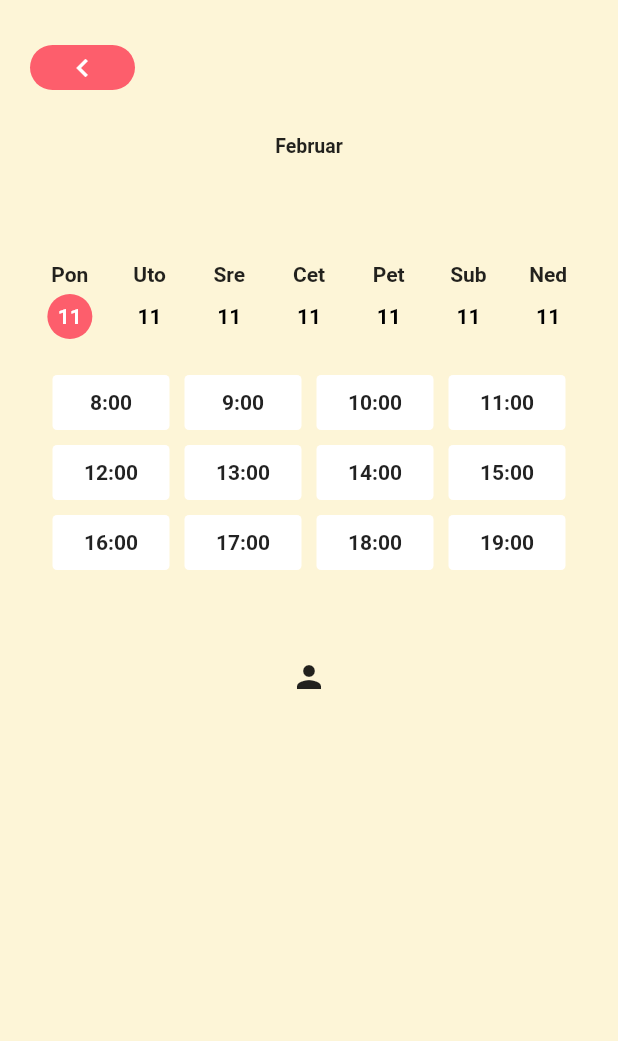
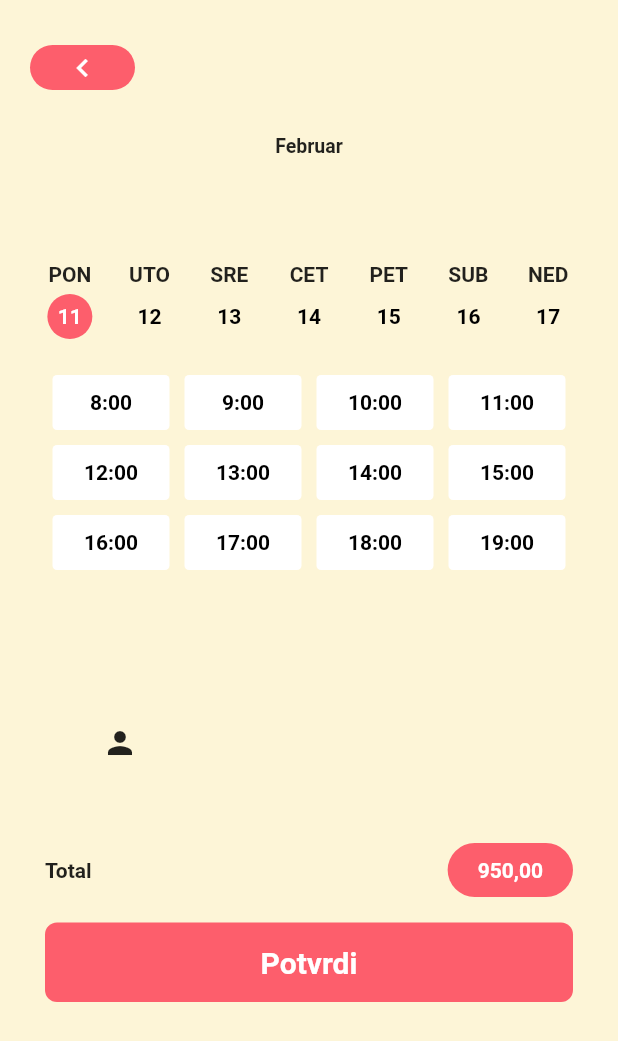
Before and after one commit to UrosSysPro/Saloni-Front, a Flutter app: the CreateOrderPage screen opened directly with empty values, on a phone screen of 412 x 824 dp. Shown: the top 1041 px of the screen. Run offline on Flutter 3.47's test engine with Material 2 defaults, Android fonts, the phone set to English and light mode, and no system bars; our stand-ins replace flutter_map, flutter_secure_storage, jwt_decoder, latlong2; missing offline and left inert: flutter_map_location_marker; accounts and stored records are empty; network calls fail.

Commit message:
zavrsen create order

```diff
--- a/lib/pages/create_order_page.dart
+++ b/lib/pages/create_order_page.dart
@@ -2,17 +2,17 @@ import 'package:flutter/material.dart';
 import 'package:salon/models/salon.dart';
 
 class CreateOrderPage extends StatefulWidget {
-
   final Salon salon;
   final int categoryId;
-  const CreateOrderPage(this.salon,this.categoryId,{super.key});
+  const CreateOrderPage(this.salon, this.categoryId, {super.key});
 
   @override
   State<CreateOrderPage> createState() => _CreateOrderPageState();
 }
 
 class _CreateOrderPageState extends State<CreateOrderPage> {
-
+  int x = -1, y = -1, dan = 0;
+  List<String> dani = ["PON", "UTO", "SRE", "CET", "PET", "SUB", "NED"];
 
   @override
   Widget build(BuildContext context) {
@@ -55,86 +55,203 @@ class _CreateOrderPageState extends State<CreateOrderPage> {
                     ),
                   ),
                 ),
-                SizedBox(width: 70,),
+                SizedBox(
+                  width: 70,
+                ),
               ],
             ),
           ),
           Align(
             heightFactor: 1,
-            child: Text("Februar",style: TextStyle(
-              fontWeight: FontWeight.bold,
-              fontSize: 13
-            ),),
+            child: Text(
+              "Februar",
+              style: TextStyle(fontWeight: FontWeight.bold, fontSize: 13),
             ),
-          SizedBox(height: 70,),
+          ),
+          SizedBox(
+            height: 70,
+          ),
           Container(
             padding: EdgeInsets.symmetric(horizontal: 20),
             height: 70,
             child: Row(
               // mainAxisAlignment: MainAxisAlignment.spaceEvenly,
-              children: ["Pon","Uto","Sre","Cet","Pet","Sub","Ned"].map((e){
-                return Expanded(child: Column(
+              children:
+                  List<int>.generate(dani.length, (index) => index).map((e) {
+                return Expanded(
+                    child: GestureDetector(
+                  onTap: () {
+                    setState(() {
+                      dan = e;
+                    });
+                  },
+                  child: Column(
                     children: [
-                    Text(e,style: TextStyle(
+                      Text(
+                        dani[e],
+                        style: TextStyle(
                           fontWeight: FontWeight.bold,
-                    ),),
-                    SizedBox(height: 5,),
+                        ),
+                      ),
+                      SizedBox(
+                        height: 5,
+                      ),
                       Container(
-                      width: 30,height: 30,
+                        width: 30,
+                        height: 30,
                         child: Center(
-                        child: Text("11",style:TextStyle(
+                          child: Text(
+                            "${11 + e}",
+                            style: TextStyle(
                                 fontWeight: FontWeight.bold,
-                          color: e=="Pon"?Colors.white:Colors.black
-                        ),),
+                                color: e == dan ? Colors.white : Colors.black),
+                          ),
                         ),
                         decoration: BoxDecoration(
                           borderRadius: BorderRadius.circular(20),
-                        color: e=="Pon"?Color.fromARGB(255, 253, 94, 108):Colors.transparent,
+                          color: e == dan
+                              ? Color.fromARGB(255, 253, 94, 108)
+                              : Colors.transparent,
                         ),
                       )
                     ],
+                  ),
                 ));
               }).toList(),
             ),
           ),
           Container(
-            padding: EdgeInsets.symmetric(horizontal:30),
+            padding: EdgeInsets.symmetric(horizontal: 30),
             height: 140,
             child: Row(
-              children: List<int>.generate(4, (index)=>index).map((e){
-                return Expanded(child: Column(
-                  children: List<int>.generate(3, (index) => index).map((f){
+              children: List<int>.generate(4, (index) => index).map((e) {
+                return Expanded(
+                    child: Column(
+                  children: List<int>.generate(3, (index) => index).map((f) {
                     return Expanded(
                         child: Padding(
                             padding: EdgeInsets.all(5),
+                            child: GestureDetector(
+                              onTap: () {
+                                setState(() {
+                                  x = e;
+                                  y = f;
+                                });
+                              },
                               child: Container(
                                 width: double.infinity,
-                          child: Center(child: Text("${e+f*4+8}:00",style: TextStyle(fontWeight: FontWeight.bold),)),
+                                child: Center(
+                                    child: Text(
+                                  "${e + f * 4 + 8}:00",
+                                  style: TextStyle(
+                                      fontWeight: FontWeight.bold,
+                                      color: (e == x && f == y)
+                                          ? Colors.white
+                                          : Colors.black),
+                                )),
                                 decoration: BoxDecoration(
-                            color: Colors.white,
+                                  color: (e == x && f == y)
+                                      ? Color.fromARGB(255, 253, 94, 108)
+                                      : Colors.white,
                                   borderRadius: BorderRadius.circular(3),
                                 ),
-                      )
-                    ));
+                              ),
+                            )));
                   }).toList(),
                 ));
               }).toList(),
             ),
           ),
-          Text(widget.salon.name??"Default name",style: TextStyle(fontWeight: FontWeight.bold),),
           SizedBox(
-            width: 100,height: 100,
+            height: 30,
+          ),
+          Align(
+              alignment: Alignment.centerLeft,
+              heightFactor: 1,
+              child: Padding(
+                padding: const EdgeInsets.only(left: 30),
+                child: SizedBox(
+                    width: 100,
+                    height: 30,
+                    child: Center(
+                        child: Text(
+                      widget.salon.name ?? "Default name",
+                      style: TextStyle(fontWeight: FontWeight.bold),
+                    ))),
+              )),
+          Align(
+            alignment: Alignment.centerLeft,
+            heightFactor: 1,
+            child: Padding(
+              padding: const EdgeInsets.only(left: 30),
+              child: SizedBox(
+                width: 100,
+                height: 100,
                 child: ClipRRect(
                   borderRadius: BorderRadius.circular(50),
                   child: Image(
                     fit: BoxFit.cover,
-                image: NetworkImage("http://localhost:5234/images/${widget.salon.imageUrl}"),
+                    image: NetworkImage(
+                        "http://localhost:5234/images/${widget.salon.imageUrl}"),
                     errorBuilder: (context, error, stackTrace) {
                       return Icon(Icons.person);
                     },
                   ),
                 ),
-          )
+              ),
+            ),
+          ),
+          Container(
+            padding: EdgeInsets.symmetric(horizontal: 30),
+            height: 70,
+            child: Row(
+                mainAxisAlignment: MainAxisAlignment.spaceBetween,
+                children: [
+                  Text(
+                    "Total",
+                    style: TextStyle(fontWeight: FontWeight.bold),
+                  ),
+                  Container(
+                    decoration: BoxDecoration(
+                      borderRadius: BorderRadius.circular(30),
+                      color: Color.fromARGB(255, 253, 94, 108),
+                    ),
+                    padding: EdgeInsets.symmetric(horizontal: 20, vertical: 10),
+                    child: Text(
+                      "950,00",
+                      style: TextStyle(
+                          fontWeight: FontWeight.bold, color: Colors.white),
+                    ),
+                  ),
+                ]),
+          ),
+          Padding(
+            padding: const EdgeInsets.symmetric(horizontal: 30),
+            child: GestureDetector(
+              onTap: () {
+                Navigator.pop(context);
+                Navigator.pop(context);
+                Navigator.pop(context);
+              },
+              child: Container(
+                width: double.infinity,
+                decoration: BoxDecoration(
+                  borderRadius: BorderRadius.circular(8),
+                  color: Color.fromARGB(255, 253, 94, 108),
+                ),
+                padding: EdgeInsets.symmetric(horizontal: 30, vertical: 15),
+                child: Center(
+                  child: Text(
+                    "Potvrdi",
+                    style: TextStyle(
+                        fontWeight: FontWeight.bold,
+                        color: Colors.white,
+                        fontSize: 20),
+                  ),
+                ),
+              ),
+            ),
+          ),
         ],
       ),
     );
--- a/lib/widgets/favorites_view.dart
+++ b/lib/widgets/favorites_view.dart
@@ -6,7 +6,7 @@ import 'package:salon/models/salon.dart';
 import 'package:salon/widgets/salon_view.dart';
 
 class FavoritesView extends StatefulWidget {
-  const FavoritesView({ Key? key }) : super(key: key);
+  const FavoritesView({Key? key}) : super(key: key);
 
   @override
   State<FavoritesView> createState() => _FavoritesViewState();
@@ -20,10 +20,10 @@ class _FavoritesViewState extends State<FavoritesView> {
     // TODO: implement initState
     super.initState();
     print("loading favorites");
-    context.read<AppState>().getFavorites().then((value){
+    context.read<AppState>().getFavorites().then((value) {
       print("favorites loaded");
       setState(() {
-        saloni=value;
+        saloni = value;
       });
     });
   }
@@ -32,37 +32,45 @@ class _FavoritesViewState extends State<FavoritesView> {
   Widget build(BuildContext context) {
     return SafeArea(
       child: Container(
-        color: const Color.fromARGB(255, 253, 245, 215),
-        child: Builder(
-          builder: (context) {
-            if(saloni==null)return Center(child: Text("Loading..."),);
+          color: const Color.fromARGB(255, 253, 245, 215),
+          child: Builder(builder: (context) {
+            if (saloni == null)
+              return Center(
+                child: Text(
+                  "Loading...",
+                  style: TextStyle(
+                      fontWeight: FontWeight.bold, color: Colors.black54),
+                ),
+              );
+            if (saloni!.isEmpty)
+              return Center(
+                child: Text(
+                  "Nema favorite salona",
+                  style: TextStyle(
+                      fontWeight: FontWeight.bold, color: Colors.black54),
+                ),
+              );
             return ListView.builder(
-              itemCount: saloni!.length+1,
-              itemBuilder: (context,index){
-                if(index==0){
-                  return titleText("Omiljeni saloni");
-                }
-                index--;
-                return SalonView(salon: saloni![index]);
-              }
-            );
-          }
-        )
-      ),
+                itemCount: saloni!.length + 1,
+                itemBuilder: (context, index) {
+                  if (index == 0) {
+                    return titleText("Omiljeni saloni");
+                  }
+                  index--;
+                  return SalonView(salon: saloni![index]);
+                });
+          })),
     );
   }
 
-  Widget titleText(String text){
+  Widget titleText(String text) {
     return Padding(
-      padding: const EdgeInsets.only(top: 30,bottom: 10),
+      padding: const EdgeInsets.only(top: 30, bottom: 10),
       child: Align(
         heightFactor: 1,
         child: Text(
           text,
-          style: TextStyle(
-            fontWeight: FontWeight.bold,
-            fontSize: 20
-          ),
+          style: TextStyle(fontWeight: FontWeight.bold, fontSize: 20),
         ),
       ),
     );
--- a/lib/widgets/search_view.dart
+++ b/lib/widgets/search_view.dart
@@ -1,4 +1,3 @@
-import 'package:flutter/cupertino.dart';
 import 'package:flutter/material.dart';
 import 'package:provider/provider.dart';
 import 'package:salon/app_state.dart';
@@ -123,7 +122,10 @@ class _SearchViewState extends State<SearchView> {
 //////////////////////////////////////////////////////////
   Widget salonList() {
     if(saloni.isEmpty){
-      return Expanded(child: Center(child: Text("Nema pronadjenih salona"),));
+      return Expanded(child: Center(child: Text("Nema pronadjenih salona",style: TextStyle(
+        fontWeight: FontWeight.bold,
+        color: Colors.black54
+      ),),));
     }
 
     return Expanded(
```
Lines whose indentation alone changed are shown as unchanged.
